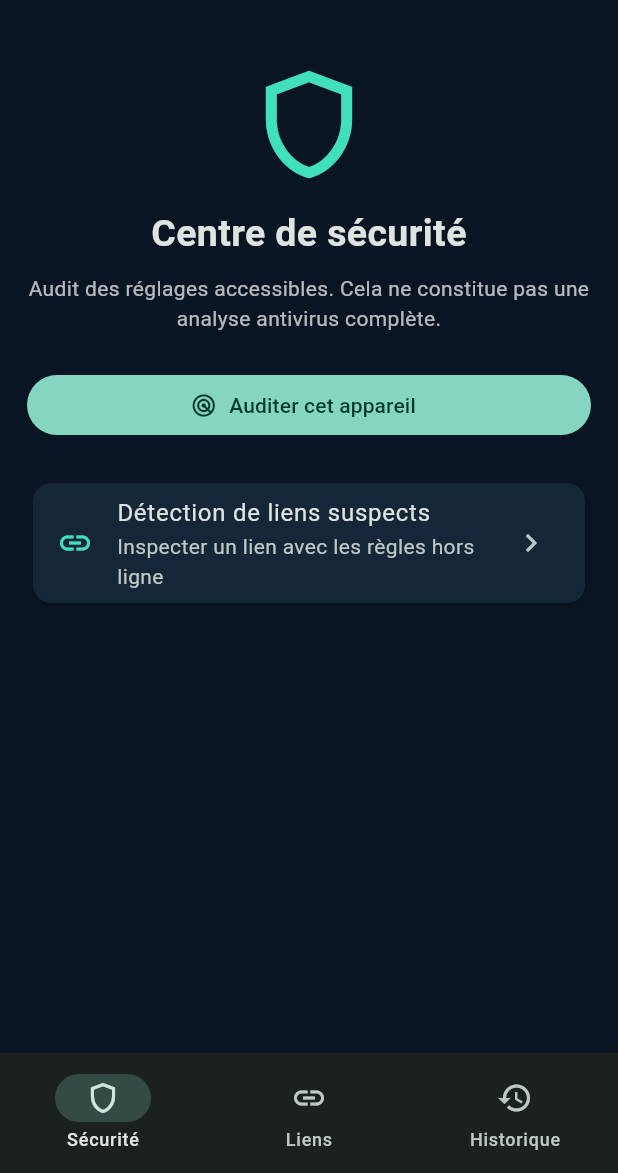
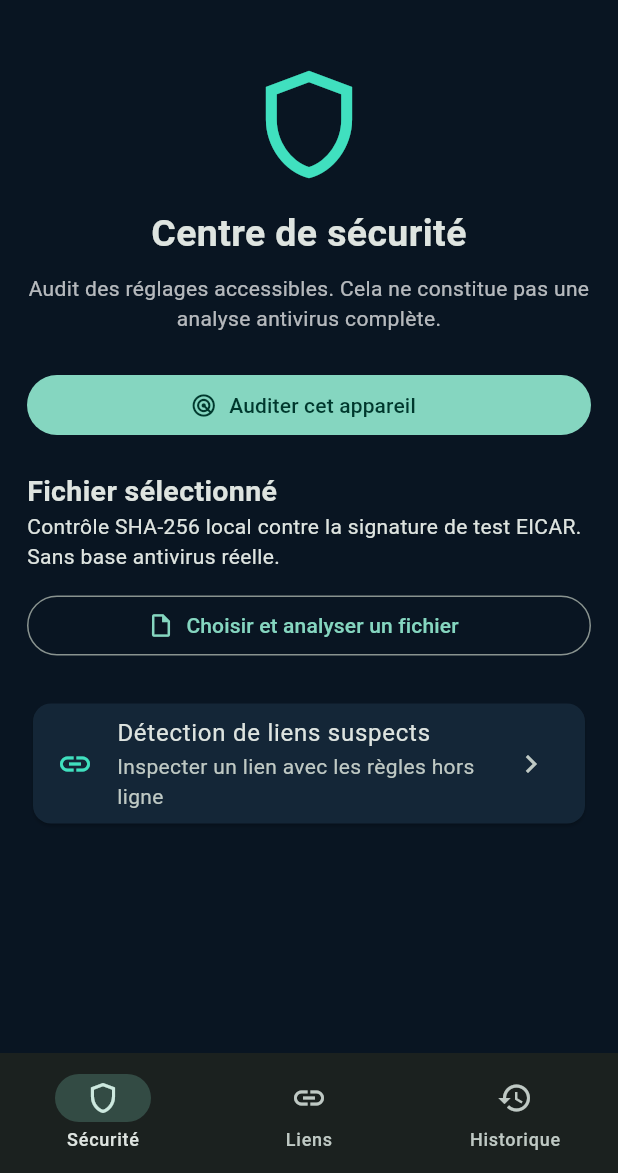
Before and after one commit to FoxSecura/FoxSecura-AntiVirus, a Flutter app: the screen it shows after launch, on a phone screen of 412 x 824 dp, the part 63-1236 px from its top. Run offline on Flutter 3.47's test engine with Material 3 defaults, Android fonts, the phone set to English and light mode, and no system bars; our stand-ins replace file_picker, shared_preferences.

Commit message:
feat: add opt-in SHA256 file scanner with EICAR test signature; polish contributor footer

```diff
--- /dev/null
+++ b/lib/file_scanner.dart
@@ -0,0 +1,51 @@
+// SPDX-License-Identifier: AGPL-3.0-only
+// Copyright (C) 2026 FoxSecura contributors
+
+import 'dart:io';
+import 'package:crypto/crypto.dart';
+import 'package:file_picker/file_picker.dart';
+
+/// The sole bundled signature is the harmless EICAR test string.
+/// A non-match does NOT mean a file is safe.
+class FileScanResult {
+  const FileScanResult(this.name, this.sha256, this.testSignatureFound, this.bytes);
+  final String name;
+  final String sha256;
+  final bool testSignatureFound;
+  final int bytes;
+}
+
+class FileScanner {
+  static const int maxBytes = 25 * 1024 * 1024;
+  static const String eicarSha256 =
+      '275a021bbfb6489e54d471899f7db9d1663fc695ec2fe2a2c4538aabf651fd0f';
+
+  static Future<FileScanResult?> pickAndScan() async {
+    final picked = await FilePicker.platform.pickFiles(
+      type: FileType.any,
+      allowMultiple: false,
+      withData: false,
+    );
+    if (picked == null || picked.files.isEmpty) return null;
+    final entry = picked.files.single;
+    if (entry.path == null) {
+      throw StateError('Le fournisseur de fichiers ne donne pas accès au fichier.');
+    }
+    return scanLocalFile(File(entry.path!), displayName: entry.name);
+  }
+
+  static Future<FileScanResult> scanLocalFile(File file, {String? displayName}) async {
+    final stat = await file.stat();
+    if (stat.type != FileSystemEntityType.file) {
+      throw StateError('La sélection ne correspond pas à un fichier régulier.');
+    }
+    if (stat.size > maxBytes) {
+      throw StateError('Fichier trop volumineux : maximum 25 Mio.');
+    }
+    // Streaming keeps file contents out of app history and avoids full-file buffering.
+    final digest = await sha256.bind(file.openRead()).first;
+    final hash = digest.toString();
+    return FileScanResult(
+      displayName ?? file.uri.pathSegments.last, hash, hash == eicarSha256, stat.size);
+  }
+}
--- a/lib/main.dart
+++ b/lib/main.dart
@@ -5,6 +5,7 @@ import 'dart:convert';
 import 'package:flutter/material.dart';
 import 'package:shared_preferences/shared_preferences.dart';
 import 'security.dart';
+import 'file_scanner.dart';
 
 void main() => runApp(const FoxSecuraApp());
 
@@ -39,6 +40,7 @@ class _DashboardState extends State<Dashboard> {
   final history = <String>[];
   AuditReport? audit;
   UrlResult? inspected;
+  FileScanResult? fileResult;
   String? message;
   bool loading = false;
   int section = 0;
@@ -91,6 +93,22 @@ class _DashboardState extends State<Dashboard> {
     await _record('Vérification URL', url.text.trim(), result.hasWarning);
   }
 
+  Future<void> _scanFile() async {
+    if (loading) return;
+    setState(() { loading = true; message = null; });
+    try {
+      final result = await FileScanner.pickAndScan();
+      if (!mounted || result == null) return;
+      setState(() => fileResult = result);
+      // Never persist a selected file's contents or its full path.
+      await _record('Analyse signature de test', result.name, result.testSignatureFound);
+    } catch (e) {
+      if (mounted) setState(() => message = 'Analyse impossible : $e');
+    } finally {
+      if (mounted) setState(() => loading = false);
+    }
+  }
+
   Future<void> _clearHistory() async {
     final prefs = await SharedPreferences.getInstance();
     await prefs.remove('foxsecura_history');
@@ -126,6 +144,27 @@ class _DashboardState extends State<Dashboard> {
       Text(audit!.platform, style: const TextStyle(fontSize: 18, fontWeight: FontWeight.bold)),
       ...audit!.findings.map(_finding),
     ],
+    const SizedBox(height: 20),
+    const Text('Fichier sélectionné', style: TextStyle(fontSize: 19, fontWeight: FontWeight.bold)),
+    const Text('Contrôle SHA-256 local contre la signature de test EICAR. Sans base antivirus réelle.'),
+    const SizedBox(height: 12),
+    OutlinedButton.icon(
+      onPressed: loading ? null : _scanFile,
+      icon: const Icon(Icons.insert_drive_file_outlined),
+      label: const Text('Choisir et analyser un fichier'),
+    ),
+    if (fileResult != null) Card(child: ListTile(
+      leading: Icon(fileResult!.testSignatureFound
+        ? Icons.warning_amber_rounded : Icons.info_outline,
+        color: fileResult!.testSignatureFound ? Colors.orangeAccent : mint),
+      title: Text(fileResult!.testSignatureFound
+        ? 'Signature EICAR de test reconnue'
+        : 'Aucune signature de test reconnue'),
+      subtitle: Text('${fileResult!.name} · ${fileResult!.bytes} octets\n'
+        'SHA-256 : ${fileResult!.sha256}\n'
+        'Un résultat négatif ne garantit pas la sécurité du fichier.'),
+      isThreeLine: true,
+    )),
     const SizedBox(height: 24),
     Card(child: ListTile(
       leading: const Icon(Icons.link, color: mint),
--- a/pubspec.yaml
+++ b/pubspec.yaml
@@ -1,13 +1,15 @@
 name: foxsecura_mobile
 description: FoxSecura Mobile - security posture audit and offline URL inspection
 publish_to: none
-version: 0.1.0+1
+version: 0.2.0+2
 environment:
   sdk: '>=3.5.0 <4.0.0'
 dependencies:
   flutter:
     sdk: flutter
   shared_preferences: ^2.5.3
+  file_picker: ^8.3.7
+  crypto: ^3.0.6
 dev_dependencies:
   flutter_test:
     sdk: flutter
```
Also changed, not shown: 3 other files.
